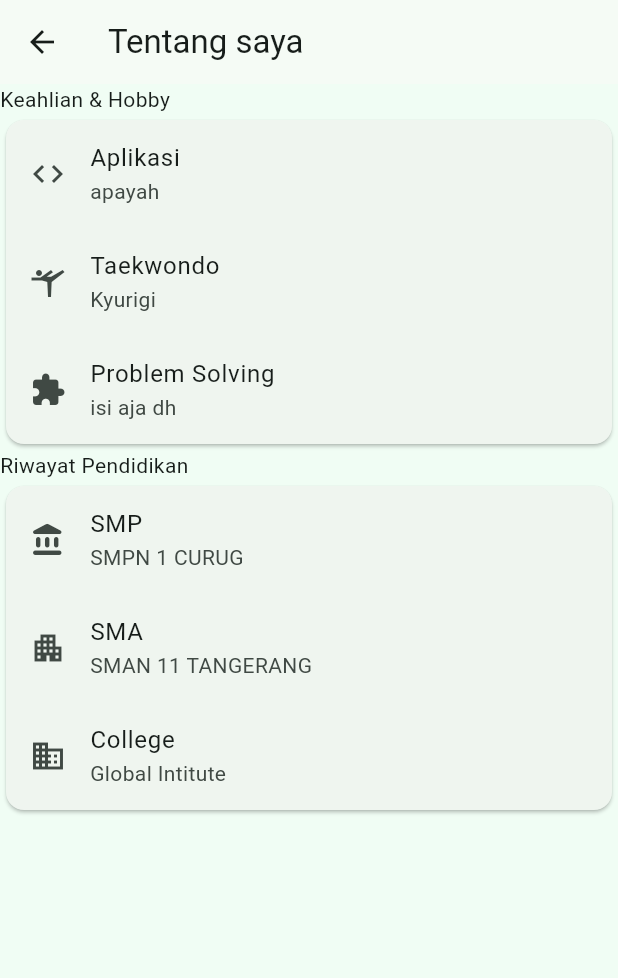
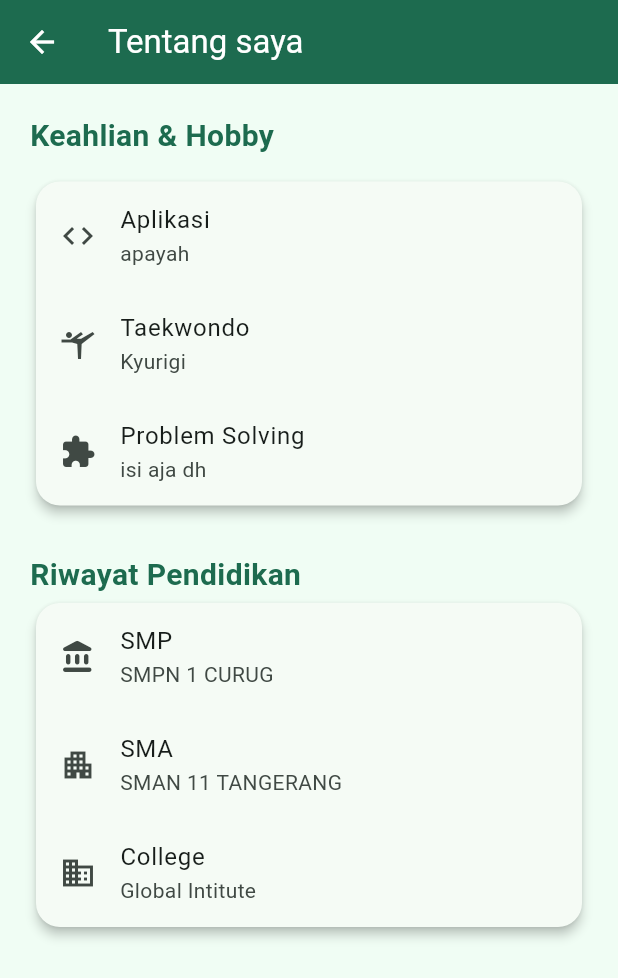
Before and after one commit to MaharaniCantik/uts-pml-1124160211, a Flutter app: the MyHobby screen opened directly, on a phone screen of 412 x 824 dp. Shown: the top 978 px of the screen. Run offline on Flutter 3.47's test engine with Material 3 defaults, Android fonts, the phone set to English and light mode, and no system bars.

Commit message:
menambahkan drawer dan update theme

```diff
--- a/soal2_profile_app/lib/main.dart
+++ b/soal2_profile_app/lib/main.dart
@@ -1,11 +1,24 @@
 import 'package:flutter/material.dart';
 import 'package:soal2_profile_app/screens/login_page.dart';
 
-void main(){
+void main() {
   runApp(const MyApp());
 }
-class MyApp extends StatelessWidget {
+
+class MyApp extends StatefulWidget {
   const MyApp({super.key});
+
+  @override
+  State<MyApp> createState() => _MyAppState();
+}
+
+class _MyAppState extends State<MyApp> {
+  ThemeMode _themeMode = ThemeMode.system;
+  void _ubahTema(bool isDark) {
+    setState(() {
+      _themeMode = isDark ? ThemeMode.dark : ThemeMode.light;
+    });
+  }
 
   @override
   Widget build(BuildContext context) {
@@ -14,17 +27,24 @@ class MyApp extends StatelessWidget {
       debugShowCheckedModeBanner: false,
       theme: ThemeData(
         useMaterial3: true,
-        colorScheme: ColorScheme.fromSeed(seedColor: Color(0xFF047857),
-        brightness: Brightness.light),
+        colorScheme: ColorScheme.fromSeed(
+          seedColor: Color(0xFF047857),
+          brightness: Brightness.light,
+        ),
         scaffoldBackgroundColor: Color(0xFFF0FDF4),
       ),
       darkTheme: ThemeData(
-        colorScheme: ColorScheme.fromSeed(seedColor: Color(0xFF059669),
-        brightness: Brightness.dark),
+        colorScheme: ColorScheme.fromSeed(
+          seedColor: Color(0xFF059669),
+          brightness: Brightness.dark,
+        ),
         scaffoldBackgroundColor: Color(0xFF071E1A),
       ),
-      themeMode: ThemeMode.system,
-      home: LoginPage(),
+      themeMode: _themeMode,
+      home: LoginPage(
+        isDarkMode: _themeMode == ThemeMode.dark,
+        onThemeChanged: _ubahTema,
+      ),
     );
   }
 }
--- a/soal2_profile_app/lib/screens/about_page.dart
+++ b/soal2_profile_app/lib/screens/about_page.dart
@@ -5,12 +5,31 @@ class MyHobby extends StatelessWidget {
 
   @override
   Widget build(BuildContext context) {
+    final warna = Theme.of(context).colorScheme;
     return Scaffold(
-      appBar: AppBar(title: Text('Tentang saya')),
+      appBar: AppBar(
+        title: Text('Tentang saya'),
+        backgroundColor: warna.primary,
+        foregroundColor: warna.onPrimary,
+      ),
       body: ListView(
+        padding: const EdgeInsets.all(20),
         children: [
-          Text('Keahlian & Hobby'),
+          Text(
+            'Keahlian & Hobby',
+            style: TextStyle(
+              fontSize: 20,
+              fontWeight: FontWeight.bold,
+              color: warna.primary,
+            ),
+          ),
+          SizedBox(height: 12),
           Card(
+            color: Theme.of(context).cardColor,
+            elevation: 3,
+            shape: RoundedRectangleBorder(
+              borderRadius: BorderRadius.circular(16),
+            ),
             child: Column(
               children: [
                 InfoTile(icon: Icons.code, label: 'Aplikasi', value: 'apayah'),
@@ -27,14 +46,41 @@ class MyHobby extends StatelessWidget {
               ],
             ),
           ),
-          Text('Riwayat Pendidikan'),
-          Card(child: Column(
-            children: [
-              InfoTile(icon: Icons.account_balance_rounded, label: 'SMP', value: 'SMPN 1 CURUG'),
-              InfoTile(icon: Icons.apartment_outlined, label: 'SMA', value: 'SMAN 11 TANGERANG'),
-              InfoTile(icon: Icons.business_sharp, label: 'College', value: 'Global Intitute'),
-            ],
-          )),
+          SizedBox(height: 28),
+          Text(
+            'Riwayat Pendidikan',
+            style: TextStyle(
+              fontSize: 20,
+              fontWeight: FontWeight.bold,
+              color: warna.primary,
+            ),
+          ),
+          Card(
+            color: Theme.of(context).cardColor,
+            elevation: 3,
+            shape: RoundedRectangleBorder(
+              borderRadius: BorderRadius.circular(16),
+            ),
+            child: Column(
+              children: [
+                InfoTile(
+                  icon: Icons.account_balance_rounded,
+                  label: 'SMP',
+                  value: 'SMPN 1 CURUG',
+                ),
+                InfoTile(
+                  icon: Icons.apartment_outlined,
+                  label: 'SMA',
+                  value: 'SMAN 11 TANGERANG',
+                ),
+                InfoTile(
+                  icon: Icons.business_sharp,
+                  label: 'College',
+                  value: 'Global Intitute',
+                ),
+              ],
+            ),
+          ),
         ],
       ),
     );
```
Also changed, not shown: soal2_profile_app/lib/screens/login_page.dart (+14 -2 lines), soal2_profile_app/lib/screens/profile_page.dart (+41 -12 lines).
